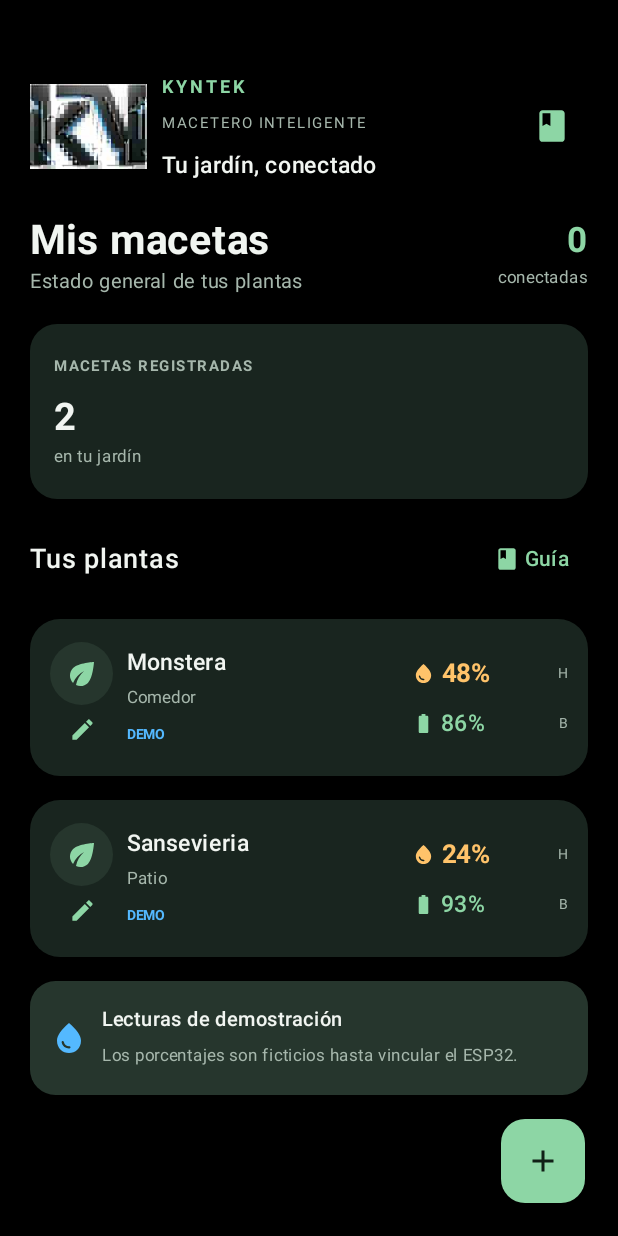
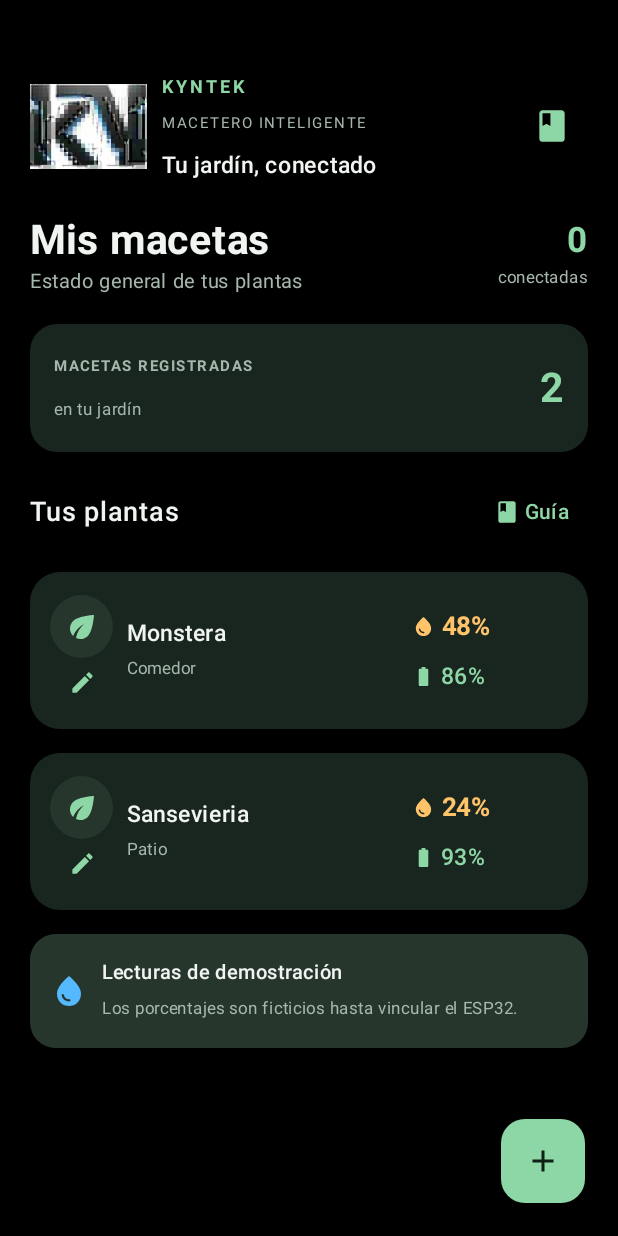
Before and after one commit to frondesignk-oss/Kyntek-Macetero, an Android app built with Jetpack Compose: the screen it shows after launch (MainActivity), on a phone screen of 412 x 824 dp. Run offline under Robolectric (Android 15) with nearby library versions, the phone set to English and light mode, and no system bars.

Commit message:
Ajusta diseño de tarjetas y resumen de macetas

```diff
--- a/app/src/main/java/com/aplifans/smartpot/MainActivity.kt
+++ b/app/src/main/java/com/aplifans/smartpot/MainActivity.kt
@@ -263,11 +263,16 @@ private fun KyntekApp() {
 @Composable
 private fun SummaryCard(title: String, value: String, detail: String, modifier: Modifier = Modifier) {
     Card(modifier, colors = CardDefaults.cardColors(containerColor = Panel), shape = RoundedCornerShape(18.dp)) {
-        Column(Modifier.padding(16.dp)) {
-            Text(title, color = Muted, fontSize = 10.sp, fontWeight = FontWeight.Bold, letterSpacing = 1.sp)
-            Spacer(Modifier.height(7.dp))
-            Text(value, fontSize = 25.sp, fontWeight = FontWeight.Bold)
-            Text(detail, color = Muted, fontSize = 11.sp)
+        Row(
+            Modifier.fillMaxWidth().padding(16.dp),
+            verticalAlignment = Alignment.CenterVertically
+        ) {
+            Column(Modifier.weight(1f)) {
+                Text(title, color = Muted, fontSize = 10.sp, fontWeight = FontWeight.Bold, letterSpacing = 1.sp)
+                Spacer(Modifier.height(5.dp))
+                Text(detail, color = Muted, fontSize = 11.sp)
+            }
+            Text(value, color = Green, fontSize = 27.sp, fontWeight = FontWeight.Bold)
         }
     }
 }
@@ -292,21 +297,16 @@ private fun PotCard(pot: Pot, onEdit: () -> Unit) {
             Column(Modifier.weight(1f).padding(start = 9.dp), verticalArrangement = Arrangement.Center) {
                 Text(pot.name, fontSize = 15.sp, fontWeight = FontWeight.SemiBold, maxLines = 1)
                 Text(pot.location, color = Muted, fontSize = 11.sp, maxLines = 1)
-                Text("DEMO", color = Blue, fontSize = 9.sp, fontWeight = FontWeight.Bold)
             }
             Spacer(Modifier.width(5.dp))
             Column(Modifier.width(104.dp), verticalArrangement = Arrangement.spacedBy(9.dp)) {
                 Row(verticalAlignment = Alignment.CenterVertically) {
                     Icon(Icons.Default.WaterDrop, null, tint = humidityColor, modifier = Modifier.size(15.dp))
                     Text(" ${pot.humidity}%", color = humidityColor, fontSize = 17.sp, fontWeight = FontWeight.Bold)
-                    Spacer(Modifier.weight(1f))
-                    Text("H", color = Muted, fontSize = 9.sp)
                 }
                 Row(verticalAlignment = Alignment.CenterVertically) {
                     Icon(Icons.Default.BatteryFull, null, tint = Green, modifier = Modifier.size(15.dp))
                     Text(" ${pot.battery}%", color = Green, fontSize = 15.sp, fontWeight = FontWeight.SemiBold)
-                    Spacer(Modifier.weight(1f))
-                    Text("B", color = Muted, fontSize = 9.sp)
                 }
             }
         }
```
